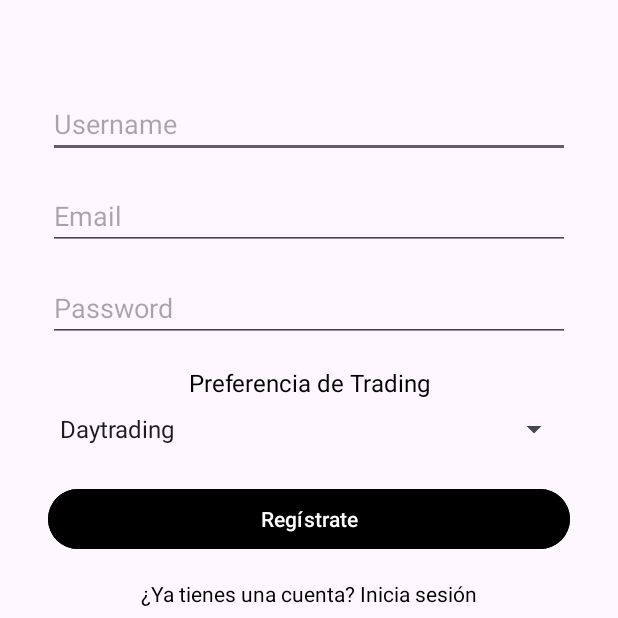
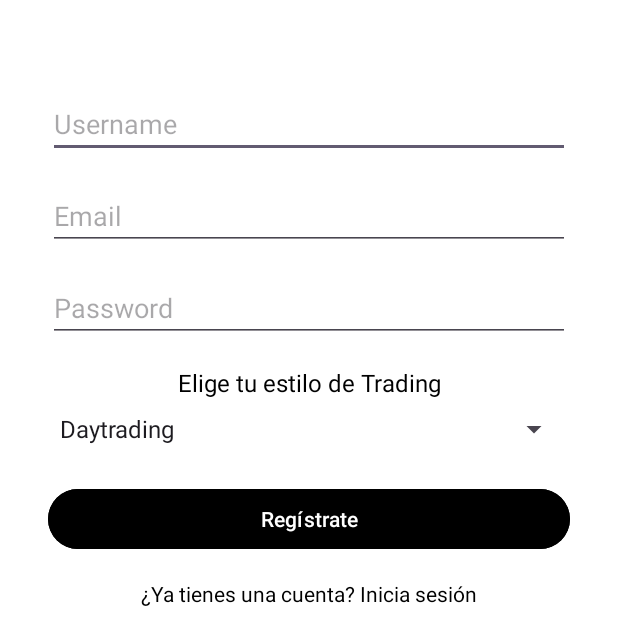
Before and after one commit to Sitodine99/MindTrade, an Android app: the screen it shows after launch (RegisterActivity), after a tap on "¿No tienes una cuenta? Regístrate", on a phone screen of 412 x 824 dp, the top half of it. Run offline under Robolectric (Android 15) with nearby library versions, the phone set to English and light mode, and no system bars; our stand-ins replace Firebase (no records; nobody signed in at launch, a user with empty details on screens opened directly).

Commit message:
Implementación de animaciones de desvanecimiento y ajuste de estilo en RegisterActivity y LoginActivity

```diff
--- a/app/src/main/java/com/example/mindtrade/LoginActivity.kt
+++ b/app/src/main/java/com/example/mindtrade/LoginActivity.kt
@@ -1,5 +1,6 @@
 package com.example.mindtrade
 
+import android.app.ActivityOptions
 import android.content.Intent
 import android.os.Bundle
 import android.widget.Toast
@@ -48,7 +49,9 @@ class LoginActivity : AppCompatActivity() {
         // Configuración del texto para ir al registro
         binding.textViewRegister.setOnClickListener {
             val intent = Intent(this, RegisterActivity::class.java)
-            startActivity(intent)
+            val options = ActivityOptions.makeCustomAnimation(this, R.anim.fade_in, R.anim.fade_out)
+            startActivity(intent, options.toBundle())
+
         }
     }
 }
--- a/app/src/main/java/com/example/mindtrade/RegisterActivity.kt
+++ b/app/src/main/java/com/example/mindtrade/RegisterActivity.kt
@@ -1,5 +1,6 @@
 package com.example.mindtrade
 
+import android.app.ActivityOptions
 import android.content.Intent
 import android.os.Bundle
 import android.widget.ArrayAdapter
@@ -75,7 +76,10 @@ class RegisterActivity : AppCompatActivity() {
 
         // Redirigir a Login si ya tiene cuenta
         binding.textViewLogin.setOnClickListener {
-            startActivity(Intent(this, LoginActivity::class.java))
+            val intent = Intent(this, LoginActivity::class.java)
+            val options = ActivityOptions.makeCustomAnimation(this, R.anim.fade_in, R.anim.fade_out)
+            startActivity(intent, options.toBundle())
         }
+
     }
 }
--- /dev/null
+++ b/app/src/main/res/anim/fade_in.xml
@@ -0,0 +1,5 @@
+<!-- res/anim/fade_in.xml -->
+<alpha xmlns:android="http://schemas.android.com/apk/res/android"
+    android:fromAlpha="0.0"
+    android:toAlpha="1.0"
+    android:duration="300"/>
--- /dev/null
+++ b/app/src/main/res/anim/fade_out.xml
@@ -0,0 +1,5 @@
+<!-- res/anim/fade_out.xml -->
+<alpha xmlns:android="http://schemas.android.com/apk/res/android"
+    android:fromAlpha="1.0"
+    android:toAlpha="0.0"
+    android:duration="300"/>
--- a/app/src/main/res/layout/activity_login.xml
+++ b/app/src/main/res/layout/activity_login.xml
@@ -6,6 +6,7 @@
     android:id="@+id/main"
     android:layout_width="match_parent"
     android:layout_height="match_parent"
+    android:background="@color/white"
     tools:context=".LoginActivity">
 
     <!-- Logo de la aplicación -->
@@ -14,10 +15,10 @@
         android:layout_width="407dp"
         android:layout_height="276dp"
         android:src="@drawable/mindtrade"
-    app:layout_constraintTop_toTopOf="parent"
-    app:layout_constraintStart_toStartOf="parent"
-    app:layout_constraintEnd_toEndOf="parent"
-    android:layout_marginTop="40dp"/>
+        app:layout_constraintTop_toTopOf="parent"
+        app:layout_constraintStart_toStartOf="parent"
+        app:layout_constraintEnd_toEndOf="parent"
+        android:layout_marginTop="40dp"/>
 
     <!-- Texto de bienvenida -->
     <TextView
--- a/app/src/main/res/layout/activity_register.xml
+++ b/app/src/main/res/layout/activity_register.xml
@@ -5,6 +5,7 @@
     android:id="@+id/main"
     android:layout_width="match_parent"
     android:layout_height="match_parent"
+    android:background="@color/white"
     tools:context=".RegisterActivity">
 
     <!-- Campo de nombre de usuario -->
@@ -55,7 +56,7 @@
         android:layout_width="wrap_content"
         android:layout_height="wrap_content"
         android:layout_marginTop="16dp"
-        android:text="Preferencia de Trading"
+        android:text="Elige tu estilo de Trading"
         android:textColor="@color/black"
         android:textSize="16sp"
         app:layout_constraintEnd_toEndOf="parent"
--- a/app/src/main/res/values/themes.xml
+++ b/app/src/main/res/values/themes.xml
@@ -1,8 +1,14 @@
 <resources xmlns:tools="http://schemas.android.com/tools">
     <!-- Base application theme. -->
     <style name="Base.Theme.MindTrade" parent="Theme.Material3.DayNight.NoActionBar">
-        <!-- Customize your light theme here. -->
-        <!-- <item name="colorPrimary">@color/my_light_primary</item> -->
+        <!-- Personaliza el tema claro aquí. -->
+
+        <!-- Color de la barra de estado -->
+        <item name="android:statusBarColor">@color/black</item>
+
+        <!-- Configura el color del texto en la barra de estado -->
+        <!-- Usa "true" para texto oscuro en la barra de estado y "false" para texto claro -->
+        <item name="android:windowLightStatusBar">false</item>
     </style>
 
     <style name="Theme.MindTrade" parent="Base.Theme.MindTrade" />
```
